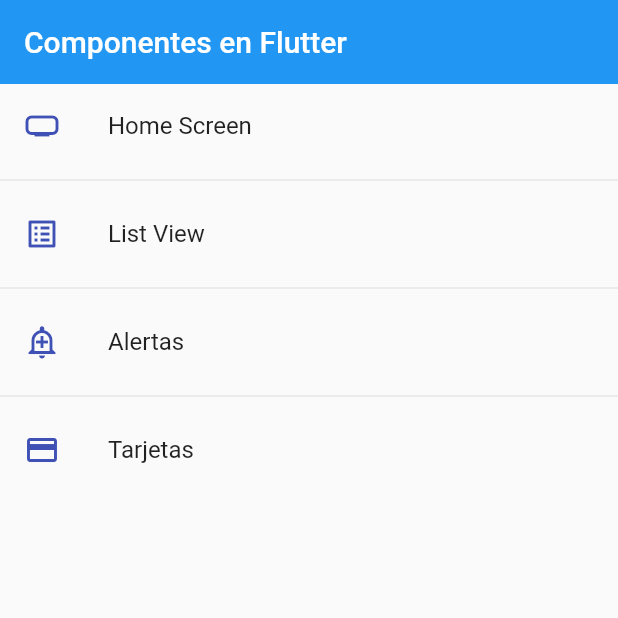
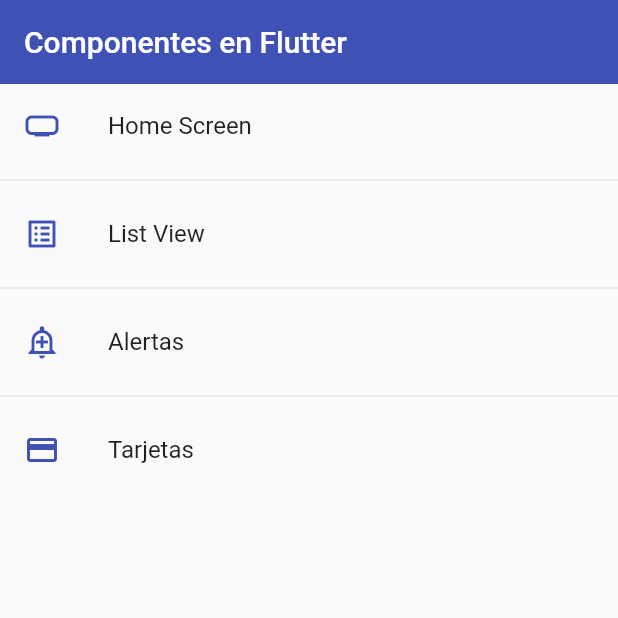
Before and after one commit to martinb28/FlutterComponents, a Flutter app: the screen it shows after launch, on a phone screen of 412 x 824 dp, the top half of it. Run offline on Flutter 3.47's test engine with Material 2 defaults, Android fonts, the phone set to English and light mode, and no system bars.

```diff
--- a/lib/main.dart
+++ b/lib/main.dart
@@ -1,5 +1,7 @@
 import 'package:flutter/material.dart';
+import 'package:fl_components/theme/app_theme.dart';
 import 'package:fl_components/router/app_routes.dart';
+
 
 void main() => runApp(const MyApp());
 
@@ -13,7 +15,8 @@ class MyApp extends StatelessWidget {
         title: 'Material App',
         initialRoute: AppRoutes.initialRoute,
         routes: AppRoutes.getAppRoutes(),
-        onGenerateRoute: AppRoutes.onGenerateRoute
+        onGenerateRoute: AppRoutes.onGenerateRoute,
+        theme: AppTheme.lightTheme
     );
   }
 }
--- a/lib/screens/home_screen.dart
+++ b/lib/screens/home_screen.dart
@@ -1,6 +1,6 @@
 import 'package:flutter/material.dart';
 import 'package:fl_components/router/app_routes.dart';
-
+import 'package:fl_components/theme/app_theme.dart';
 
 class HomeScreen extends StatelessWidget {
 
@@ -13,12 +13,11 @@ class HomeScreen extends StatelessWidget {
 
     return  Scaffold(
       appBar: AppBar(
-        title: const Text('Componentes en Flutter'),
-        elevation: 0,
+        title: const Text('Componentes en Flutter')
       ),
       body: ListView.separated(
         itemBuilder: (context, i) => ListTile(
-          leading: Icon(menuOptions[i].icon, color: Colors.indigo),
+          leading: Icon(menuOptions[i].icon, color: AppTheme.primary),
           title: Text(menuOptions[i].name),
           onTap: () {
 
--- a/lib/screens/listview1_screen.dart
+++ b/lib/screens/listview1_screen.dart
@@ -10,9 +10,7 @@ class Listview1Screen extends StatelessWidget {
   Widget build(BuildContext context) {
     return Scaffold(
       appBar: AppBar(
-        title: const Text('ListView'),
-        elevation: 0,
-        backgroundColor: Colors.indigo,
+        title: const Text('ListView')
       ),
       body: ListView.separated(
         itemCount: options.length,
--- /dev/null
+++ b/lib/theme/app_theme.dart
@@ -0,0 +1,37 @@
+
+import 'package:flutter/material.dart';
+
+class AppTheme {
+  static const Color primary = Colors.indigo;
+
+  static final ThemeData lightTheme = ThemeData.light().copyWith(
+          //color primario
+          primaryColor: Colors.indigo,
+
+          //AppBar Theme
+          appBarTheme: const AppBarTheme(
+            color: primary,
+            elevation: 0
+          ),
+
+          textButtonTheme: TextButtonThemeData(
+            style: TextButton.styleFrom(primary: primary)
+            )
+
+        );
+
+    static final ThemeData darkTheme = ThemeData.dark().copyWith(
+          //color primario
+          primaryColor: Colors.indigo,
+
+          //AppBar Theme
+          appBarTheme: const AppBarTheme(
+            color: primary,
+            elevation: 0
+          ),
+
+          scaffoldBackgroundColor: Colors.black
+
+        );
+
+}
--- /dev/null
+++ b/lib/widgets/widgets.dart
@@ -0,0 +1 @@
+export 'package:fl_components/widgets/custom_card_type_1.dart';
```
Also changed, not shown: lib/screens/card_screen.dart (+14 -3 lines), lib/widgets/custom_card_type_1.dart (added, +39 -0 lines).
